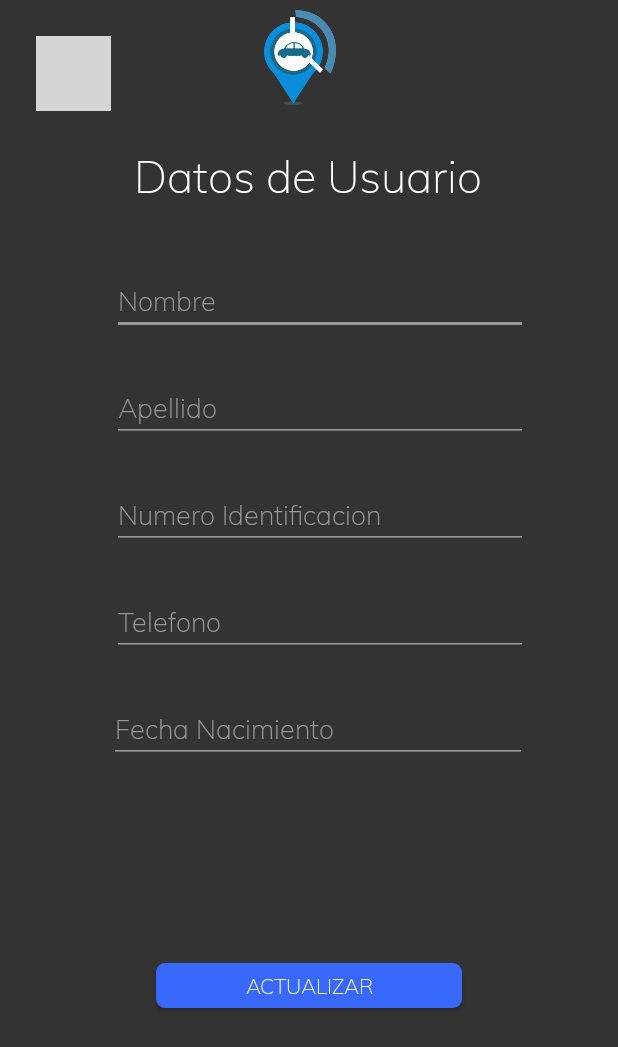
After one commit to orjuela45/TransportAPP, an Android app: the DataUpdate screen opened directly, with no data from a screen before it, on a phone screen of 412 x 824 dp. The commit adds this screen. Shown: the top 1047 px of the screen. Run offline under Robolectric (Android 15) with nearby library versions, the phone set to English and light mode, and no system bars; grey boxes are pictures that could not be loaded.

Commit message:
Implement Intend y uso de providers("servicios") para registrar usuario y rol y se crea nueva vista de actualizar datos

```diff
--- /dev/null
+++ b/app/src/main/java/com/example/transportapp/activities/DataUpdate.java
@@ -0,0 +1,28 @@
+package com.example.transportapp.activities;
+
+import androidx.appcompat.app.AppCompatActivity;
+
+import android.content.Intent;
+import android.os.Bundle;
+import android.widget.TextView;
+
+import com.example.transportapp.R;
+import com.example.transportapp.models.User;
+
+public class DataUpdate extends AppCompatActivity {
+
+    TextView getTxtEmailUser;
+    @Override
+    protected void onCreate(Bundle savedInstanceState) {
+        super.onCreate(savedInstanceState);
+        setContentView(R.layout.activity_data_update);
+        getTxtEmailUser = (TextView) findViewById(R.id.txtNombre);
+
+        Intent dataUpdateIn = getIntent();
+        User user = (User)dataUpdateIn.getSerializableExtra("userObj");
+/*        if (bundle != null) {
+            User user = (User) bundle.get("userId");
+            getTxtEmailUser.setText("Hola de nuevo usuario " + bundle.get("email").toString());
+        } */
+    }
+}
--- a/app/src/main/java/com/example/transportapp/activities/RegisterUserActivity.java
+++ b/app/src/main/java/com/example/transportapp/activities/RegisterUserActivity.java
@@ -5,19 +5,17 @@ import android.app.AlertDialog;
 import androidx.annotation.NonNull;
 import androidx.appcompat.app.AppCompatActivity;
 
-import android.content.DialogInterface;
+import android.content.Intent;
 import android.os.Bundle;
-import android.telecom.Call;
 import android.util.Log;
 import android.util.Patterns;
 import android.view.View;
-import android.view.Window;
 import android.widget.Button;
 import android.widget.EditText;
 import android.widget.Toast;
+
 import com.example.transportapp.R;
 import com.example.transportapp.models.User;
-import com.example.transportapp.models.UserRoles;
 import com.example.transportapp.providers.UserProvider;
 import com.google.firebase.database.DataSnapshot;
 import com.google.firebase.database.DatabaseError;
@@ -26,12 +24,13 @@ import com.google.firebase.database.FirebaseDatabase;
 import com.google.firebase.database.Query;
 import com.google.firebase.database.ValueEventListener;
 
-import java.util.UUID;
 import java.util.regex.Pattern;
+
 import dmax.dialog.SpotsDialog;
 
 public class RegisterUserActivity extends AppCompatActivity {
 
+    private static final String TAG = "";
     Button btnRegister;
     EditText txtEmail, txtPassword;
     AlertDialog mDialog;
@@ -44,8 +43,8 @@ public class RegisterUserActivity extends AppCompatActivity {
         //Firebase
         databaseReference = FirebaseDatabase.getInstance().getReference("Users");
         //Campos
-        btnRegister = findViewById(R.id.register);
-        txtEmail = findViewById(R.id.email);
+        btnRegister = findViewById(R.id.btnRegister);
+        txtEmail = findViewById(R.id.txtName);
         txtPassword = findViewById(R.id.password);
         //Accion Registro
         btnRegister.setOnClickListener(new View.OnClickListener() {
@@ -63,80 +62,55 @@ public class RegisterUserActivity extends AppCompatActivity {
     Boolean registerUser() throws InterruptedException {
         final String email = txtEmail.getText().toString();
         final String password = txtPassword.getText().toString();
-        if (email.isEmpty()){
+        if (email.isEmpty()) {
             Toast.makeText(this, "Debes ingresar un correo electronico", Toast.LENGTH_SHORT).show();
             return false;
         }
         Pattern pattern = Patterns.EMAIL_ADDRESS;
-        if (!pattern.matcher(email).matches()){
+        if (!pattern.matcher(email).matches()) {
             Toast.makeText(this, "Correo electronico no valido", Toast.LENGTH_SHORT).show();
             return false;
         }
-        if (password.isEmpty()){
+        if (password.isEmpty()) {
             Toast.makeText(this, "Debes ingresar una contraseña", Toast.LENGTH_SHORT).show();
             return false;
         }
-        if (password.length()<6){
+        if (password.length() < 6) {
             Toast.makeText(this, "La contraseña debe ser mayor a 6 caracteres", Toast.LENGTH_SHORT).show();
             return false;
         }
         mDialog = new SpotsDialog.Builder().setContext(RegisterUserActivity.this).setMessage("Registrando").build();
         mDialog.show();
-        Query q = databaseReference.orderByChild("email").equalTo(email);
+        Query q = databaseReference.orderByChild("Roles").equalTo("Viajero");
         q.addListenerForSingleValueEvent(new ValueEventListener() {
             @Override
             public void onDataChange(@NonNull DataSnapshot snapshot) {
                 snapshot = snapshot;
-                if (snapshot.exists()){
+                if (snapshot.exists()) {
                     Toast.makeText(RegisterUserActivity.this, "El correo ingresado ya se encuentra registrado.", Toast.LENGTH_SHORT).show();
                 } else {
-                    if(createUser(email, password)){
+                    UserProvider prov = new UserProvider();
+                    User userOk = prov.createUser(email, password);
+                    if (userOk != null) {
+                        String userId = userOk.getId();
+                        String email = userOk.getEmail();
+                        Log.d(TAG, "Usuario registrado exitosamente:success");
+                        Intent dataUpdateIn = new Intent(RegisterUserActivity.this, DataUpdate.class);
+                        dataUpdateIn.putExtra("userObj", userOk);
+                        dataUpdateIn.putExtra("email", email);
+                        startActivity(dataUpdateIn);
                         Toast.makeText(RegisterUserActivity.this, "Usuario registrado exitosamente", Toast.LENGTH_SHORT).show();
                     } else {
+                        Log.e(TAG, "Error al registrar:danger");
                         Toast.makeText(RegisterUserActivity.this, "Ocurrio un error al crear el usuario", Toast.LENGTH_SHORT).show();
                     }
-
                 }
             }
-
             @Override
             public void onCancelled(@NonNull DatabaseError error) {
-
             }
         });
         mDialog.hide();
         return true;
     }
-
-
-    boolean createUser(String email, String password) {
-        try {
-            User userRegister = new User();
-            userRegister.setId(UUID.randomUUID().toString());
-            userRegister.setEmail(email);
-            userRegister.setPassword(password);
-            userRegister.setStatusID(1);
-            userRegister.setCreatedAt();
-            databaseReference.child(userRegister.getId()).setValue(userRegister);
-            if (!registerUSerRol(userRegister)){
-                return false;
-            }
-            return true;
-        } catch (Exception error){
-            return false;
-        }
-    }
-
-    boolean registerUSerRol(User user){
-        try {
-            UserRoles userRol = new UserRoles();
-            userRol.setRol("Viajero");
-            userRol.setCreatedAt();
-            userRol.setCurrent(true);
-            databaseReference.child(user.getId()).child("Roles").child(userRol.getRol()).setValue(userRol);
-            return true;
-        } catch (Exception error){
-            return false;
-        }
-    }
 }
--- a/app/src/main/java/com/example/transportapp/models/User.java
+++ b/app/src/main/java/com/example/transportapp/models/User.java
@@ -1,10 +1,11 @@
 package com.example.transportapp.models;
 
+import java.io.Serializable;
 import java.text.SimpleDateFormat;
 import java.util.Date;
 import java.util.Locale;
 
-public class User {
+public class User  implements Serializable {
 
     String id;
     String email;
--- a/app/src/main/java/com/example/transportapp/providers/UserProvider.java
+++ b/app/src/main/java/com/example/transportapp/providers/UserProvider.java
@@ -1,54 +1,51 @@
 package com.example.transportapp.providers;
 
-import androidx.annotation.NonNull;
 
 import com.example.transportapp.models.User;
-import com.google.android.gms.tasks.Task;
-import com.google.firebase.database.DataSnapshot;
-import com.google.firebase.database.DatabaseError;
+import com.example.transportapp.models.UserRoles;
 import com.google.firebase.database.DatabaseReference;
 import com.google.firebase.database.FirebaseDatabase;
-import com.google.firebase.database.Query;
-import com.google.firebase.database.ValueEventListener;
+
 
 import java.util.UUID;
 
 public class UserProvider {
 
     public DatabaseReference databaseReference;
-    Boolean resultValidateEmai;
 
     public UserProvider() {
         databaseReference = FirebaseDatabase.getInstance().getReference().child("Users");
     }
 
-    public Task<Void> create(User user) {
-        User userRegister = new User();
-        userRegister.setId(UUID.randomUUID().toString());
-        userRegister.setEmail(user.getEmail());
-        userRegister.setPassword(user.getPassword());
-        userRegister.setStatusID(user.getStatusID());
-        userRegister.setCreatedAt();
-        return databaseReference.child(userRegister.getId()).setValue(userRegister);
+    public User createUser(String email, String password) {
+        try {
+            User userRegister = new User();
+            userRegister.setId(UUID.randomUUID().toString());
+            userRegister.setEmail(email);
+            userRegister.setPassword(password);
+            userRegister.setStatusID(1);
+            userRegister.setCreatedAt();
+            databaseReference.child(userRegister.getId()).setValue(userRegister);
+            if (registerUSerRolViajero(userRegister)){
+                return userRegister;
+            }
+            return null;
+        } catch (Exception error){
+            return null;
+        }
     }
 
-    public boolean validateEmail(final String email) {
-        resultValidateEmai = false;
-        databaseReference = FirebaseDatabase.getInstance().getReference().child("Users");
-        Query q = databaseReference.orderByChild("email").equalTo(email).limitToFirst(1);
-        q.addListenerForSingleValueEvent(new ValueEventListener() {
-            @Override
-            public void onDataChange(@NonNull DataSnapshot snapshot) {
-                if (snapshot.exists()){
-                    resultValidateEmai = true;
-                }
-            }
+    boolean registerUSerRolViajero(User user) {
+        try {
+            UserRoles userRol = new UserRoles();
+            userRol.setRol("Viajero");
+            userRol.setCreatedAt();
+            userRol.setCurrent(true);
+            databaseReference.child(user.getId()).child("Roles").child(userRol.getRol()).setValue(userRol);
+            return true;
+        } catch (Exception error) {
+            return false;
+        }
+    }
 
-            @Override
-            public void onCancelled(@NonNull DatabaseError error) {
-
-            }
-        });
-        return resultValidateEmai;
-    }
 }
--- /dev/null
+++ b/app/src/main/res/layout/activity_data_update.xml
@@ -0,0 +1,238 @@
+<?xml version="1.0" encoding="utf-8"?>
+<LinearLayout xmlns:android="http://schemas.android.com/apk/res/android"
+    xmlns:app="http://schemas.android.com/apk/res-auto"
+    xmlns:tools="http://schemas.android.com/tools"
+    android:layout_width="match_parent"
+    android:layout_height="match_parent"
+    android:background="#333333"
+    android:orientation="vertical"
+    tools:context=".activities.RegisterUserActivity">
+
+    <LinearLayout
+        android:layout_width="match_parent"
+        android:layout_height="wrap_content"
+        android:orientation="horizontal">
+
+        <LinearLayout
+            android:layout_width="50dp"
+            android:layout_height="50dp"
+            android:layout_weight="0"
+            android:layout_marginLeft="24dp"
+            android:layout_marginTop="24dp"
+            android:gravity="center"
+            android:background="@drawable/my_border"
+            android:backgroundTint="@color/ColorFondo"
+            android:orientation="vertical">
+
+            <Button
+                android:id="@+id/exit"
+                android:layout_width="50dp"
+                android:layout_height="50dp"
+                android:background="@drawable/iback"
+                android:backgroundTint="@color/ColorPrimary2" />
+        </LinearLayout>
+
+        <ImageView
+            android:id="@+id/imageView"
+            android:layout_width="212dp"
+            android:layout_height="match_parent"
+            android:layout_marginLeft="20dp"
+            app:srcCompat="@drawable/logo" />
+
+    </LinearLayout>
+
+    <Space
+        android:layout_width="match_parent"
+        android:layout_height="22dp" />
+
+    <LinearLayout
+        android:layout_width="match_parent"
+        android:layout_height="81dp"
+        android:orientation="horizontal">
+
+        <TextView
+            android:id="@+id/textView"
+            android:layout_width="411dp"
+            android:layout_height="wrap_content"
+            android:fontFamily="@font/muli_extralight"
+            android:text="Datos de Usuario"
+            android:textAlignment="center"
+            android:textColor="#FFFFFF"
+            android:textSize="30sp"
+            android:textStyle="normal|bold" />
+
+    </LinearLayout>
+
+    <LinearLayout
+        android:layout_width="match_parent"
+        android:layout_height="71dp">
+
+        <Space
+            android:layout_width="91dp"
+            android:layout_height="wrap_content"
+            android:layout_weight="1" />
+
+        <EditText
+            android:id="@+id/txtNombre"
+            android:layout_width="277dp"
+            android:layout_height="wrap_content"
+            android:backgroundTint="#80FFFFFF"
+            android:ems="10"
+            android:fontFamily="@font/muli_extralight"
+            android:hint="Nombre"
+            android:inputType="textEmailAddress"
+            android:singleLine="false"
+            android:textColor="#80FFFFFF"
+            android:textColorHint="#80FFFFFF" />
+
+        <Space
+            android:layout_width="77dp"
+            android:layout_height="wrap_content"
+            android:layout_weight="1" />
+    </LinearLayout>
+
+    <LinearLayout
+        android:layout_width="match_parent"
+        android:layout_height="71dp">
+
+        <Space
+            android:layout_width="91dp"
+            android:layout_height="wrap_content"
+            android:layout_weight="1" />
+
+        <EditText
+            android:id="@+id/txtApellido"
+            android:layout_width="277dp"
+            android:layout_height="wrap_content"
+            android:backgroundTint="#80FFFFFF"
+            android:ems="10"
+            android:fontFamily="@font/muli_extralight"
+            android:hint="Apellido"
+            android:inputType="textEmailAddress"
+            android:singleLine="false"
+            android:textColor="#80FFFFFF"
+            android:textColorHint="#80FFFFFF" />
+
+        <Space
+            android:layout_width="77dp"
+            android:layout_height="wrap_content"
+            android:layout_weight="1" />
+    </LinearLayout>
+
+    <LinearLayout
+        android:layout_width="match_parent"
+        android:layout_height="71dp">
+
+        <Space
+            android:layout_width="91dp"
+            android:layout_height="wrap_content"
+            android:layout_weight="1" />
+
+        <EditText
+            android:id="@+id/txtNumeroIdentificacion"
+            android:layout_width="277dp"
+            android:layout_height="wrap_content"
+            android:backgroundTint="#80FFFFFF"
+            android:ems="10"
+            android:fontFamily="@font/muli_extralight"
+            android:hint="Numero Identificacion"
+            android:inputType="textEmailAddress"
+            android:singleLine="false"
+            android:textColor="#80FFFFFF"
+            android:textColorHint="#80FFFFFF" />
+
+        <Space
+            android:layout_width="77dp"
+            android:layout_height="wrap_content"
+            android:layout_weight="1" />
+    </LinearLayout>
+
+    <LinearLayout
+        android:layout_width="match_parent"
+        android:layout_height="71dp">
+
+        <Space
+            android:layout_width="91dp"
+            android:layout_height="wrap_content"
+            android:layout_weight="1" />
+
+        <EditText
+            android:id="@+id/txtCelular"
+            android:layout_width="277dp"
+            android:layout_height="wrap_content"
+            android:backgroundTint="#80FFFFFF"
+            android:ems="10"
+            android:fontFamily="@font/muli_extralight"
+            android:hint="Telefono"
+            android:inputType="textEmailAddress"
+            android:singleLine="false"
+            android:textColor="#80FFFFFF"
+            android:textColorHint="#80FFFFFF" />
+
+        <Space
+            android:layout_width="77dp"
+            android:layout_height="wrap_content"
+            android:layout_weight="1" />
+    </LinearLayout>
+
+
+
+    <LinearLayout
+        android:layout_width="match_parent"
+        android:layout_height="278dp"
+        android:layout_weight="1">
+
+        <Space
+            android:layout_width="72dp"
+            android:layout_height="wrap_content"
+            android:layout_weight="1" />
+
+        <EditText
+            android:id="@+id/txtFechaNacimiento"
+            style="@style/Widget.AppCompat.EditText"
+            android:layout_width="277dp"
+            android:layout_height="wrap_content"
+            android:layout_weight="1"
+            android:backgroundTint="#80FFFFFF"
+            android:ems="10"
+            android:fontFamily="@font/muli_extralight"
+            android:hint="Fecha Nacimiento"
+            android:inputType="textPassword"
+            android:textColor="#80FFFFFF"
+            android:textColorHint="#80FFFFFF" />
+
+        <Space
+            android:layout_width="59dp"
+            android:layout_height="wrap_content"
+            android:layout_weight="1" />
+
+    </LinearLayout>
+
+    <LinearLayout
+        android:layout_width="match_parent"
+        android:layout_height="182dp"
+        android:orientation="horizontal">
+
+        <Space
+            android:layout_width="wrap_content"
+            android:layout_height="wrap_content"
+            android:layout_weight="1" />
+
+        <Button
+            android:id="@+id/btnRegister"
+            android:layout_width="100dp"
+            android:layout_height="30dp"
+            android:layout_weight="1"
+            android:background="@drawable/my_border"
+            android:fontFamily="@font/muli_extralight"
+            android:text="Actualizar"
+            android:textColor="#FFFFFF"
+            android:textStyle="bold" />
+
+        <Space
+            android:layout_width="wrap_content"
+            android:layout_height="wrap_content"
+            android:layout_weight="1" />
+    </LinearLayout>
+
+</LinearLayout>
--- a/app/src/main/res/layout/activity_user_data.xml
+++ b/app/src/main/res/layout/activity_user_data.xml
@@ -203,7 +203,7 @@
             android:textStyle="bold" />
 
         <EditText
-            android:id="@+id/email"
+            android:id="@+id/txtName"
             android:layout_width="294dp"
             android:layout_height="wrap_content"
             android:layout_marginLeft="57dp"
```
Also changed, not shown: app/src/main/AndroidManifest.xml (+7 -4 lines).
